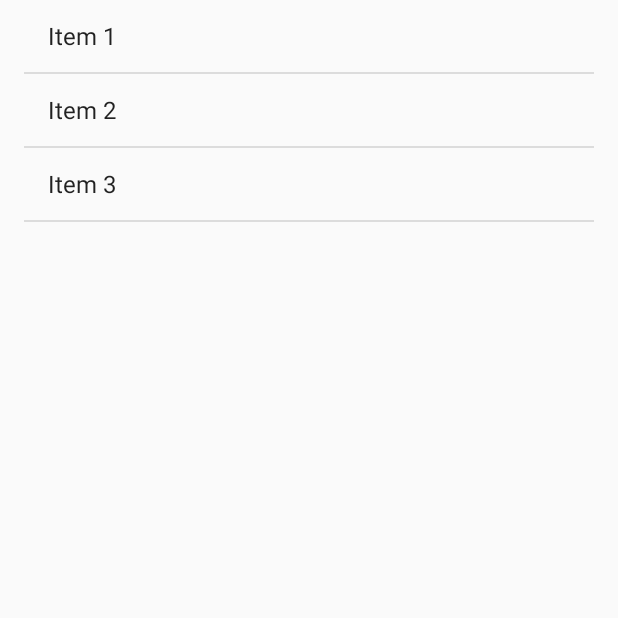
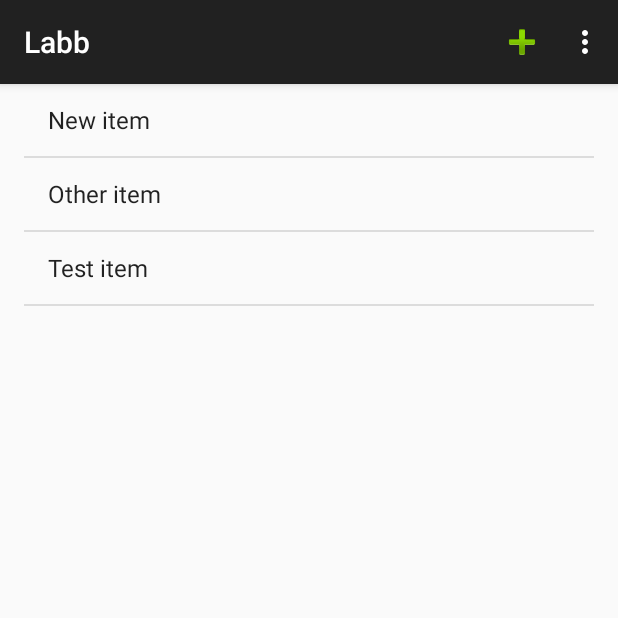
Before and after one commit to Krkan/TNM082-Labb, an Android app: the screen it shows after launch (ItemListActivity), on a phone screen of 412 x 824 dp, the top half of it. Run offline under Robolectric (Android 15) with nearby library versions, the phone set to English and light mode, and no system bars.

```diff
--- a/app/src/main/java/com/example/izmir/labb/ItemDetailActivity.java
+++ b/app/src/main/java/com/example/izmir/labb/ItemDetailActivity.java
@@ -4,6 +4,8 @@ import android.content.Intent;
 import android.os.Bundle;
 import android.support.v7.app.ActionBarActivity;
 import android.support.v4.app.NavUtils;
+import android.view.Menu;
+import android.view.MenuInflater;
 import android.view.MenuItem;
 
 
@@ -65,4 +67,12 @@ public class ItemDetailActivity extends ActionBarActivity {
         }
         return super.onOptionsItemSelected(item);
     }
+
+    @Override
+    public boolean onCreateOptionsMenu(Menu menu) {
+        // Inflate the menu items for use in the action bar
+        MenuInflater inflater = getMenuInflater();
+        inflater.inflate(R.menu.menu_file_b, menu);
+        return super.onCreateOptionsMenu(menu);
+    }
 }
--- a/app/src/main/java/com/example/izmir/labb/ItemListActivity.java
+++ b/app/src/main/java/com/example/izmir/labb/ItemListActivity.java
@@ -1,10 +1,21 @@
 package com.example.izmir.labb;
 
+import android.app.Notification;
 import android.content.Intent;
 import android.os.Bundle;
-import android.support.v4.app.FragmentActivity;
+//import android.support.v4.app.FragmentActivity;
+import android.support.v7.app.ActionBarActivity;
+import android.view.ActionMode;
+import android.view.Menu;
+import android.view.MenuInflater;
+import android.view.MenuItem;
+import android.view.View;
+import android.widget.ListView;
 
-
+import com.example.izmir.labb.dummy.DummyContent;
+/*import android.view.Menu;
+import android.view.MenuInflater;
+import android.view.MenuItem;*/
 /**
  * An activity representing a list of Items. This activity
  * has different presentations for handset and tablet-size devices. On
@@ -21,7 +32,7 @@ import android.support.v4.app.FragmentActivity;
  * {@link ItemListFragment.Callbacks} interface
  * to listen for item selections.
  */
-public class ItemListActivity extends FragmentActivity
+public class ItemListActivity extends ActionBarActivity
         implements ItemListFragment.Callbacks {
 
     /**
@@ -29,6 +40,10 @@ public class ItemListActivity extends FragmentActivity
      * device.
      */
     private boolean mTwoPane;
+
+
+
+
 
     @Override
     protected void onCreate(Bundle savedInstanceState) {
@@ -77,5 +92,67 @@ public class ItemListActivity extends FragmentActivity
             detailIntent.putExtra(ItemDetailFragment.ARG_ITEM_ID, id);
             startActivity(detailIntent);
         }
+
+
     }
+    /*
+private ActionMode mActionMode;
+    private ActionMode.Callback mActionModeCallback = new ActionMode.Callback() {
+
+        // Called when the action mode is created; startActionMode() was called
+        @Override
+        public boolean onCreateActionMode(ActionMode mode, Menu menu) {
+            // Inflate a menu resource providing context menu items
+            MenuInflater inflater = mode.getMenuInflater();
+            inflater.inflate(R.menu.menu_file_b, menu);
+            return true;
+        }
+
+        // Called each time the action mode is shown. Always called after onCreateActionMode, but
+        // may be called multiple times if the mode is invalidated.
+        @Override
+        public boolean onPrepareActionMode(ActionMode mode, Menu menu) {
+            return false; // Return false if nothing is done
+        }
+
+        // Called when the user selects a contextual menu item
+        @Override
+        public boolean onActionItemClicked(ActionMode mode, MenuItem item) {
+            switch (item.getItemId()) {
+                case R.id.edit:
+                    //shareCurrentItem();
+                    //mode.finish(); // Action picked, so close the CAB
+                    return true;
+                case R.id.delete:
+                    return true;
+                default:
+                    return false;
+            }
+        }
+
+        // Called when the user exits the action mode
+        @Override
+        public void onDestroyActionMode(ActionMode mode) {
+            mActionMode = null;
+        }
+
+
+        R.id.item_list.setOnItemLongClickListener(new View.OnLongClickListener()) {
+            // Called when the user long-clicks on someView
+            public boolean onLongClick(View view) {
+                if (mActionMode != null) {
+                    return false;
+                }
+
+                // Start the CAB using the ActionMode.Callback defined above
+                mActionMode = getActivity().startActionMode(mActionModeCallback);
+                view.setSelected(true);
+                return true;
+            }
+        }
+
+
+    };
+
+*/
 }
--- a/app/src/main/java/com/example/izmir/labb/ItemListFragment.java
+++ b/app/src/main/java/com/example/izmir/labb/ItemListFragment.java
@@ -3,10 +3,12 @@ package com.example.izmir.labb;
 import android.app.Activity;
 import android.os.Bundle;
 import android.support.v4.app.ListFragment;
+import android.view.Menu;
+import android.view.MenuInflater;
+import android.view.MenuItem;
 import android.view.View;
 import android.widget.ArrayAdapter;
 import android.widget.ListView;
-
 
 import com.example.izmir.labb.dummy.DummyContent;
 
@@ -69,6 +71,8 @@ public class ItemListFragment extends ListFragment {
 
     @Override
     public void onCreate(Bundle savedInstanceState) {
+        setHasOptionsMenu(true);
+
         super.onCreate(savedInstanceState);
 
         // TODO: replace with a real list adapter.
@@ -149,4 +153,44 @@ public class ItemListFragment extends ListFragment {
 
         mActivatedPosition = position;
     }
+
+/*
+    @Override
+    public boolean onCreateOptionsMenu(Menu menu, MenuInflater inflater) {
+        // Inflate the menu items for use in the action bar
+        MenuInflater inflater = getMenuInflater();
+        inflater.inflate(R.menu.menu_file, menu);
+        return super.onCreateOptionsMenu(menu);
+    }
+
+    */
+
+
+    @Override
+
+    public void onCreateOptionsMenu(Menu menu, MenuInflater inflater) {
+
+        inflater.inflate(R.menu.menu_file, menu);
+
+    }
+
+
+    @Override
+    public boolean onOptionsItemSelected(MenuItem item) {
+        // Handle item selection
+        switch (item.getItemId()) {
+            case R.id.ascending:
+
+                if (item.isChecked())
+                {
+                    item.setChecked(false);
+                }
+                else
+                {
+                    item.setChecked(true);
+                }
+            default:
+                return super.onOptionsItemSelected(item);
+        }
+    }
 }
--- a/app/src/main/java/com/example/izmir/labb/dummy/DummyContent.java
+++ b/app/src/main/java/com/example/izmir/labb/dummy/DummyContent.java
@@ -25,9 +25,9 @@ public class DummyContent {
 
     static {
         // Add 3 sample items.
-        addItem(new DummyItem("1", "Item 1"));
-        addItem(new DummyItem("2", "Item 2"));
-        addItem(new DummyItem("3", "Item 3"));
+        addItem(new DummyItem("1", "New item"));
+        addItem(new DummyItem("2", "Other item"));
+        addItem(new DummyItem("3", "Test item"));
     }
 
     private static void addItem(DummyItem item) {
--- /dev/null
+++ b/app/src/main/res/menu/menu_file.xml
@@ -0,0 +1,30 @@
+<?xml version="1.0" encoding="utf-8"?>
+<menu xmlns:android="http://schemas.android.com/apk/res/android"
+    xmlns:Labb="http://schemas.android.com/apk/res-auto">
+    <item android:id="@+id/add"
+        android:icon="@android:drawable/ic_input_add"
+        android:title="@string/add"
+        Labb:showAsAction="always"
+        />
+
+
+    <item android:id="@+id/help"
+        android:title="@string/help"
+        Labb:showAsAction="never"
+        />
+
+    <item android:id="@+id/sorting"
+        android:title="@string/sorting"
+        Labb:showAsAction="never"
+        />
+
+    <item android:id="@+id/ascending"
+        android:title="@string/ascending"
+        Labb:showAsAction="never"
+        android:checkable="true"
+        android:checked="true"
+        />
+
+
+
+</menu>
--- /dev/null
+++ b/app/src/main/res/menu/menu_file_b.xml
@@ -0,0 +1,19 @@
+<?xml version="1.0" encoding="utf-8"?>
+<menu xmlns:android="http://schemas.android.com/apk/res/android"
+    xmlns:Labb="http://schemas.android.com/apk/res-auto">
+
+    <item android:id="@+id/edit"
+        android:icon="@android:drawable/ic_menu_edit"
+        android:title="@string/edit"
+        Labb:showAsAction="always"
+        />
+
+
+    <item android:id="@+id/delete"
+        android:icon="@android:drawable/ic_menu_delete"
+        android:title="@string/delete"
+        Labb:showAsAction="always"
+        />
+
+
+</menu>
--- a/app/src/main/res/values/strings.xml
+++ b/app/src/main/res/values/strings.xml
@@ -4,4 +4,11 @@
     <string name="app_name">Labb</string>
     <string name="title_item_detail">Item Detail</string>
 
+
+    <string name="add">Add</string>
+    <string name="sorting">Sorting</string>
+    <string name="ascending">Ascending order</string>
+    <string name="help">Help</string>
+    <string name="edit">Edit</string>
+    <string name="delete">Delete</string>
 </resources>
```
